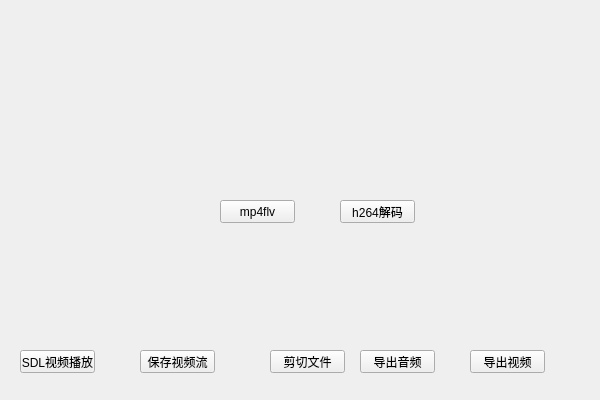
liyoung1992/ffmpeg, file src/ffmpeg_in_action/ffmpeg_in_action/ffmpeg_in_action.ui: the form before one commit.
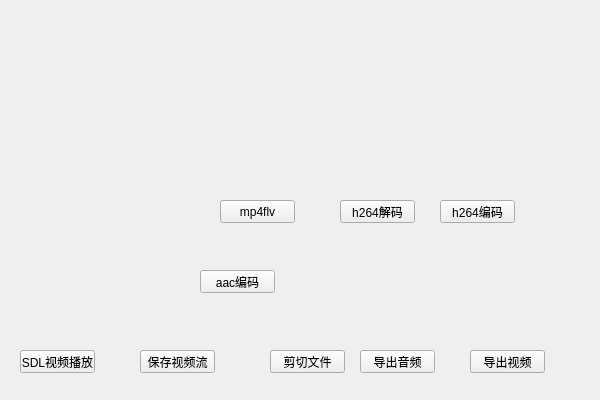
The form after the commit.

```diff
--- a/src/ffmpeg_in_action/ffmpeg_in_action/ffmpeg_in_action.ui
+++ b/src/ffmpeg_in_action/ffmpeg_in_action/ffmpeg_in_action.ui
@@ -104,6 +104,32 @@
     <string>h264解码</string>
    </property>
   </widget>
+  <widget class="QPushButton" name="h264_encode_btn">
+   <property name="geometry">
+    <rect>
+     <x>440</x>
+     <y>200</y>
+     <width>75</width>
+     <height>23</height>
+    </rect>
+   </property>
+   <property name="text">
+    <string>h264编码</string>
+   </property>
+  </widget>
+  <widget class="QPushButton" name="aac_encode_btn">
+   <property name="geometry">
+    <rect>
+     <x>200</x>
+     <y>270</y>
+     <width>75</width>
+     <height>23</height>
+    </rect>
+   </property>
+   <property name="text">
+    <string>aac编码</string>
+   </property>
+  </widget>
  </widget>
  <layoutdefault spacing="6" margin="11"/>
  <resources>
```
